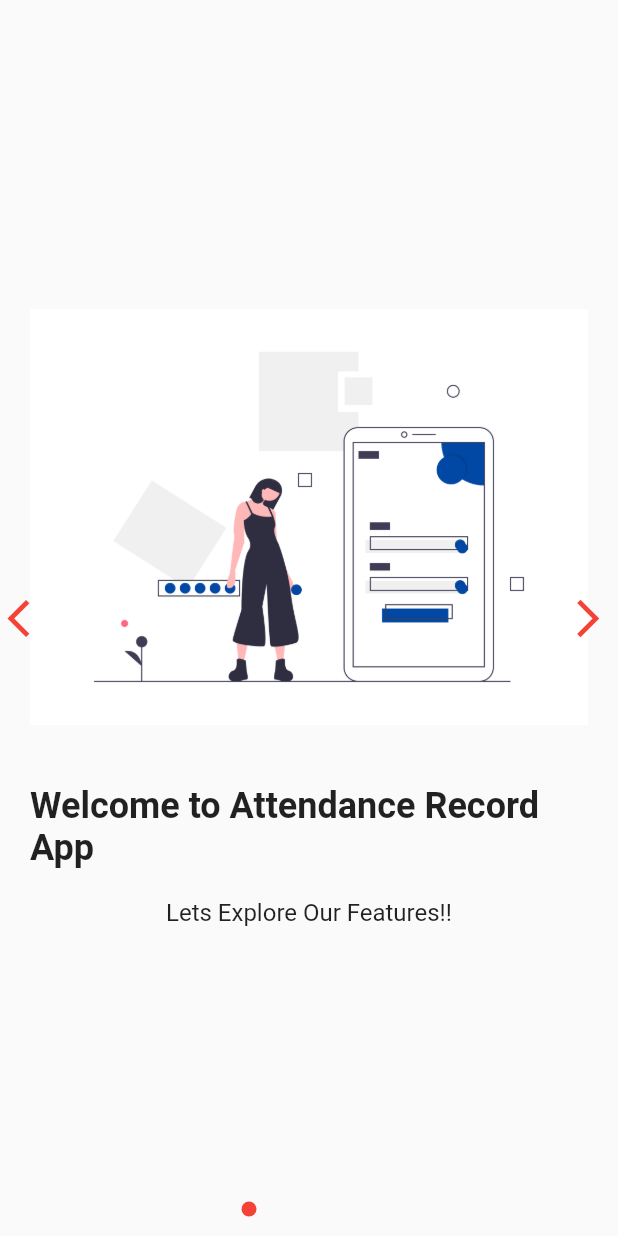
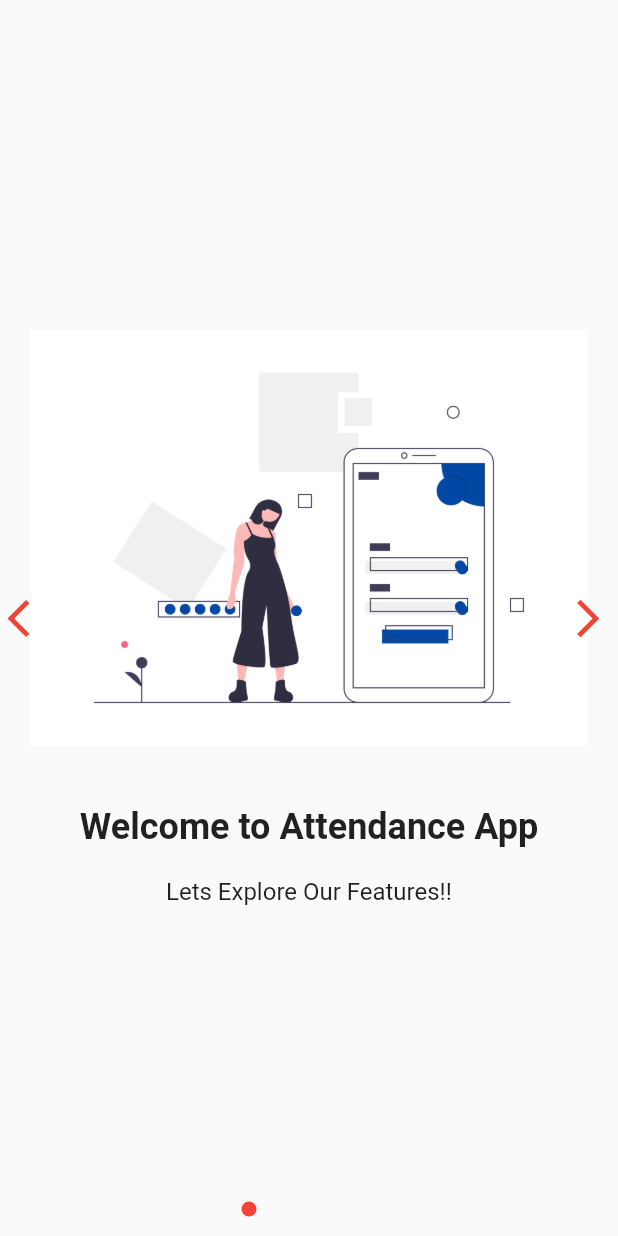
Before and after one commit to dafariz/Attendance_App, a Flutter app: the screen it shows after launch, on a phone screen of 412 x 824 dp. Run offline on Flutter 3.47's test engine with Material 2 defaults, Android fonts, the phone set to English and light mode, and no system bars; our stand-ins replace flutter_swiper_null_safety, share, sqflite; accounts and stored records are empty.

Commit message:
update title on onboardingscreen.dart

```diff
--- a/lib/onboardingscreen.dart
+++ b/lib/onboardingscreen.dart
@@ -6,7 +6,7 @@ class OnboardingScreen extends StatelessWidget {
   final List<Widget> slides = [
 
     const SlideWidget(
-      title: 'Welcome to Attendance Record App', textAlign: TextAlign.center,
+      title: 'Welcome to Attendance App', textAlign: TextAlign.center,
       description: 'Lets Explore Our Features!!',
       imagePath: 'assets/image/Welcome.png',
     ),
```
